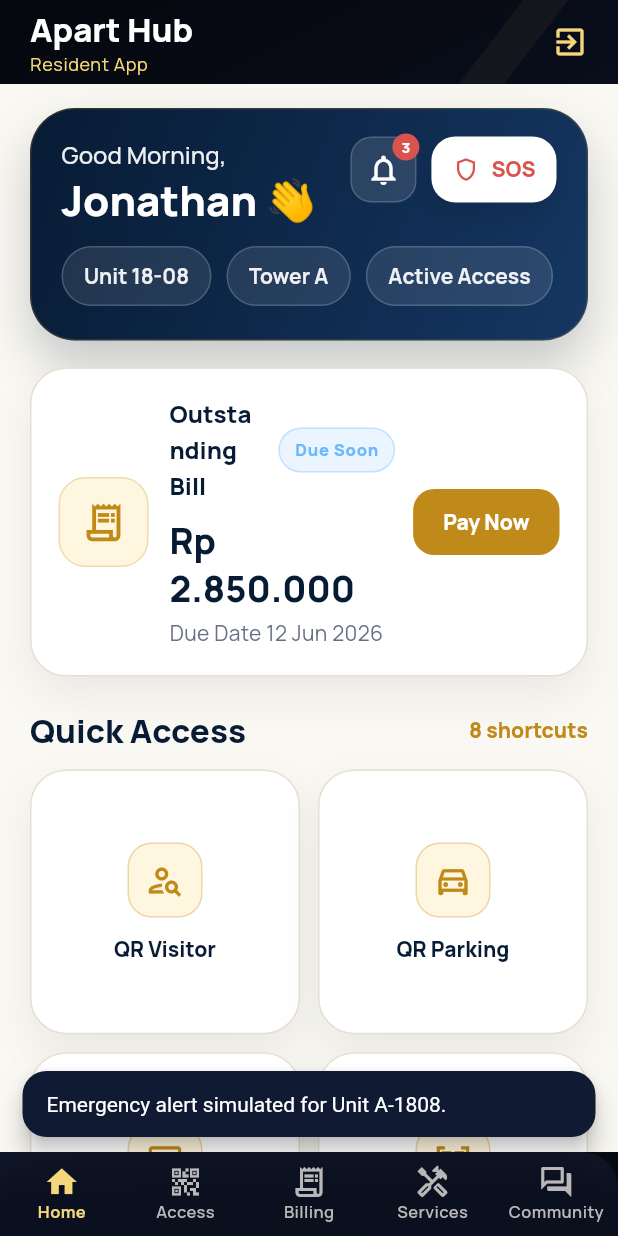
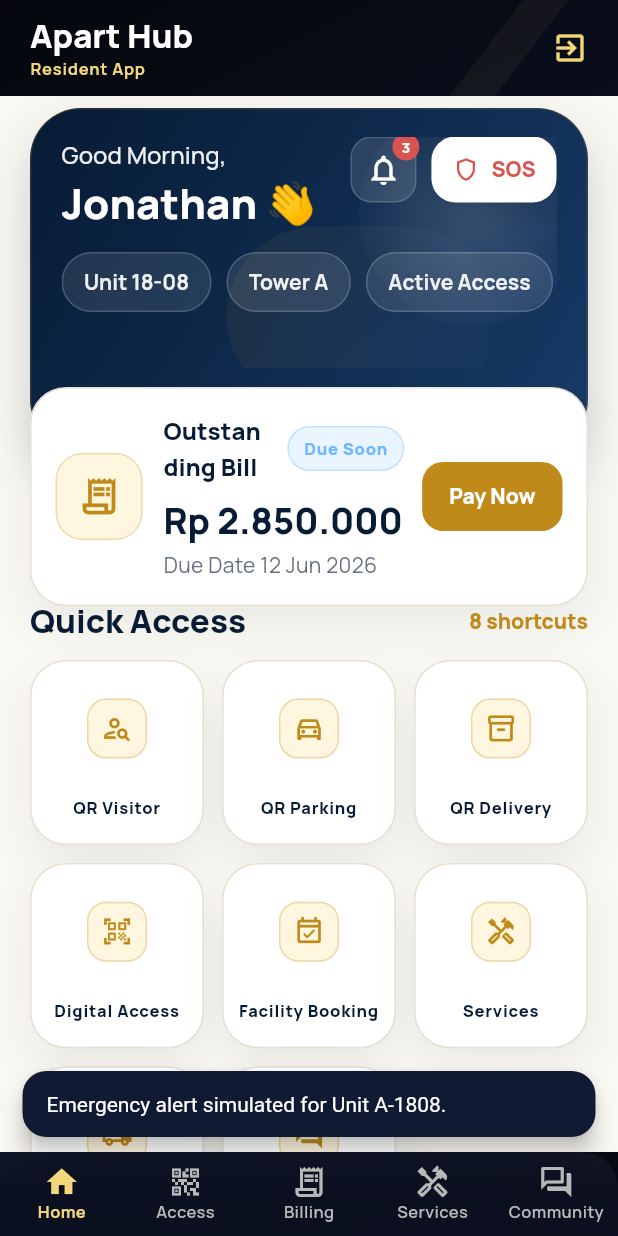
Before and after one commit to Deweeee99/apart-hub, a Flutter app: the ResidentShell screen opened by its route, after a tap on "SOS", on a phone screen of 412 x 824 dp. Run offline on Flutter 3.47's test engine with Material 3 defaults, Android fonts, the phone set to English and light mode, and no system bars; drawn by our look-alikes of flutter_animate; our stand-ins replace flutter_local_notifications, go_router, google_fonts, qr_flutter.

Commit message:
updated dashboard

```diff
--- a/lib/core/widgets/role_scaffold.dart
+++ b/lib/core/widgets/role_scaffold.dart
@@ -26,6 +26,7 @@ class RoleScaffold extends StatelessWidget {
     required this.items,
     required this.child,
     required this.roleLabel,
+    this.compactHeader = false,
   });
 
   final int currentIndex;
@@ -33,24 +34,36 @@ class RoleScaffold extends StatelessWidget {
   final List<RoleNavItem> items;
   final Widget child;
   final String roleLabel;
+  final bool compactHeader;
 
   @override
   Widget build(BuildContext context) {
+    final titleStyle = compactHeader
+        ? Theme.of(
+            context,
+          ).textTheme.titleLarge?.copyWith(fontWeight: FontWeight.w800)
+        : null;
+    final subtitleStyle = compactHeader
+        ? Theme.of(context).textTheme.labelSmall?.copyWith(
+            color: AppColors.softGold,
+            fontWeight: FontWeight.w700,
+          )
+        : Theme.of(
+            context,
+          ).textTheme.bodySmall?.copyWith(color: AppColors.softGold);
+
     return LuxuryBackground(
       child: Scaffold(
         backgroundColor: Colors.transparent,
         appBar: AppBar(
+          toolbarHeight: compactHeader ? 64 : null,
           titleSpacing: 20,
           title: Column(
+            mainAxisSize: MainAxisSize.min,
             crossAxisAlignment: CrossAxisAlignment.start,
             children: [
-              const Text('Apart Hub'),
-              Text(
-                roleLabel,
-                style: Theme.of(
-                  context,
-                ).textTheme.bodySmall?.copyWith(color: AppColors.softGold),
-              ),
+              Text('Apart Hub', style: titleStyle),
+              Text(roleLabel, style: subtitleStyle),
             ],
           ),
           actions: [
--- a/lib/features/resident/home/resident_home_page.dart
+++ b/lib/features/resident/home/resident_home_page.dart
@@ -18,7 +18,7 @@ final _date = DateFormat('d MMM yyyy', 'id_ID');
 
 const _homeBackground = Color(0xFFFAF8F2);
 const _homeNavy = Color(0xFF071B34);
-const _homeBlue = Color(0xFF153763);
+const _homeBlue = Color(0xFF173A67);
 const _homeGold = Color(0xFFC08A1A);
 const _homeSoftGold = Color(0xFFFFF6DF);
 const _homeMuted = Color(0xFF687184);
@@ -94,27 +94,24 @@ class ResidentDashboardPage extends StatelessWidget {
         color: _homeBackground,
         child: ListView(
           key: const ValueKey('resident-dashboard'),
-          padding: const EdgeInsets.fromLTRB(20, 16, 20, 28),
+          padding: const EdgeInsets.fromLTRB(20, 8, 20, 128),
           children: [
-            _HeroHeader(
+            _HeroBillStack(
               resident: resident,
-              onEmergency: showEmergency,
-            ).animate().fadeIn(duration: 420.ms).moveY(begin: 16, end: 0),
-            const SizedBox(height: 18),
-            _OutstandingBillCard(
               totalOutstanding: totalOutstanding,
               nearestDue: nearestDue,
+              onEmergency: showEmergency,
               onPayNow: () => onNavigate(2),
-            ),
-            const SizedBox(height: 22),
+            ).animate().fadeIn(duration: 420.ms).moveY(begin: 16, end: 0),
+            const SizedBox(height: 10),
             const _SectionTitle(
               title: 'Quick Access',
               actionLabel: '8 shortcuts',
             ),
             const SizedBox(height: 12),
             _AdaptiveGrid(
-              minTileWidth: 128,
-              childAspectRatio: 1.02,
+              minTileWidth: 92,
+              childAspectRatio: 0.94,
               children: [
                 _QuickAccessCard(
                   icon: Icons.person_search_outlined,
@@ -158,19 +155,19 @@ class ResidentDashboardPage extends StatelessWidget {
                 ),
               ],
             ),
-            const SizedBox(height: 22),
+            const SizedBox(height: 18),
             _SummaryStrip(
               residentStatus: resident.residencyStatus,
               accessStatus: resident.accessStatus,
               waitingPackages: waitingPackages,
               activeBillLabel: _currency.format(totalOutstanding),
             ),
-            const SizedBox(height: 22),
+            const SizedBox(height: 20),
             const _SectionTitle(title: "What's New", actionLabel: 'View All'),
             const SizedBox(height: 12),
             _AdaptiveGrid(
               minTileWidth: 156,
-              childAspectRatio: 0.82,
+              childAspectRatio: 0.86,
               children: [
                 _ActivityCard(
                   icon: Icons.event_available_outlined,
@@ -248,6 +245,48 @@ class ResidentDashboardPage extends StatelessWidget {
   }
 }
 
+class _HeroBillStack extends StatelessWidget {
+  const _HeroBillStack({
+    required this.resident,
+    required this.totalOutstanding,
+    required this.nearestDue,
+    required this.onEmergency,
+    required this.onPayNow,
+  });
+
+  final Resident resident;
+  final int totalOutstanding;
+  final Billing? nearestDue;
+  final VoidCallback onEmergency;
+  final VoidCallback onPayNow;
+
+  @override
+  Widget build(BuildContext context) {
+    return SizedBox(
+      height: 318,
+      child: Stack(
+        clipBehavior: Clip.none,
+        children: [
+          _HeroHeader(resident: resident, onEmergency: onEmergency),
+          Positioned(
+            left: 0,
+            right: 0,
+            bottom: 0,
+            child: Transform.translate(
+              offset: const Offset(0, 14),
+              child: _OutstandingBillCard(
+                totalOutstanding: totalOutstanding,
+                nearestDue: nearestDue,
+                onPayNow: onPayNow,
+              ),
+            ),
+          ),
+        ],
+      ),
+    );
+  }
+}
+
 class _HeroHeader extends StatelessWidget {
   const _HeroHeader({required this.resident, required this.onEmergency});
 
@@ -257,24 +296,61 @@ class _HeroHeader extends StatelessWidget {
   @override
   Widget build(BuildContext context) {
     return Container(
-      padding: const EdgeInsets.fromLTRB(20, 18, 20, 22),
+      height: 228,
+      padding: const EdgeInsets.fromLTRB(20, 18, 20, 54),
       decoration: BoxDecoration(
         gradient: const LinearGradient(
           colors: [_homeNavy, _homeBlue],
           begin: Alignment.topLeft,
           end: Alignment.bottomRight,
         ),
-        borderRadius: BorderRadius.circular(30),
-        border: Border.all(color: _homeGold.withValues(alpha: 0.20)),
+        borderRadius: BorderRadius.circular(34),
+        border: Border.all(color: _homeGold.withValues(alpha: 0.18)),
         boxShadow: [
           BoxShadow(
-            color: _homeNavy.withValues(alpha: 0.22),
+            color: _homeNavy.withValues(alpha: 0.20),
             blurRadius: 28,
             offset: const Offset(0, 16),
           ),
         ],
       ),
-      child: Column(
+      child: Stack(
+        children: [
+          Positioned(
+            top: -24,
+            right: -18,
+            child: Container(
+              width: 150,
+              height: 150,
+              decoration: BoxDecoration(
+                shape: BoxShape.circle,
+                gradient: RadialGradient(
+                  colors: [
+                    Colors.white.withValues(alpha: 0.16),
+                    Colors.white.withValues(alpha: 0.02),
+                  ],
+                ),
+              ),
+            ),
+          ),
+          Positioned(
+            bottom: -26,
+            left: 110,
+            child: Container(
+              width: 180,
+              height: 120,
+              decoration: BoxDecoration(
+                borderRadius: BorderRadius.circular(120),
+                gradient: LinearGradient(
+                  colors: [
+                    _homeGold.withValues(alpha: 0.08),
+                    Colors.white.withValues(alpha: 0.01),
+                  ],
+                ),
+              ),
+            ),
+          ),
+          Column(
             crossAxisAlignment: CrossAxisAlignment.start,
             children: [
               Row(
@@ -286,12 +362,13 @@ class _HeroHeader extends StatelessWidget {
                       children: [
                         Text(
                           'Good Morning,',
-                      style: Theme.of(context).textTheme.titleMedium?.copyWith(
+                          style: Theme.of(context).textTheme.titleMedium
+                              ?.copyWith(
                                 color: Colors.white.withValues(alpha: 0.92),
                                 fontWeight: FontWeight.w500,
                               ),
                         ),
-                    const SizedBox(height: 4),
+                        const SizedBox(height: 6),
                         Text(
                           '${resident.name.split(' ').first} 👋',
                           style: Theme.of(context).textTheme.headlineMedium
@@ -310,7 +387,7 @@ class _HeroHeader extends StatelessWidget {
                   _HeroEmergencyButton(onTap: onEmergency),
                 ],
               ),
-          const SizedBox(height: 16),
+              const SizedBox(height: 18),
               Wrap(
                 spacing: 10,
                 runSpacing: 10,
@@ -318,6 +395,8 @@ class _HeroHeader extends StatelessWidget {
                   _HeroBadge(text: 'Unit ${resident.unit.number}'),
                   _HeroBadge(text: resident.unit.tower),
                   _HeroBadge(text: '${resident.accessStatus} Access'),
+                ],
+              ),
             ],
           ),
         ],
@@ -345,13 +424,13 @@ class _OutstandingBillCard extends StatelessWidget {
     final badgeLabel = totalOutstanding > 0 ? 'Due Soon' : 'Paid';
 
     return WhitePremiumCard(
-      padding: const EdgeInsets.all(18),
+      padding: const EdgeInsets.all(16),
       child: Row(
         crossAxisAlignment: CrossAxisAlignment.center,
         children: [
           Container(
-            width: 60,
-            height: 60,
+            width: 58,
+            height: 58,
             decoration: BoxDecoration(
               color: _homeSoftGold,
               borderRadius: BorderRadius.circular(18),
@@ -360,7 +439,7 @@ class _OutstandingBillCard extends StatelessWidget {
             child: const Icon(
               Icons.receipt_long_outlined,
               color: _homeGold,
-              size: 30,
+              size: 29,
             ),
           ),
           const SizedBox(width: 14),
@@ -387,6 +466,8 @@ class _OutstandingBillCard extends StatelessWidget {
                 const SizedBox(height: 8),
                 Text(
                   _currency.format(totalOutstanding),
+                  maxLines: 1,
+                  overflow: TextOverflow.ellipsis,
                   style: Theme.of(context).textTheme.headlineSmall?.copyWith(
                     color: _homeNavy,
                     fontWeight: FontWeight.w900,
@@ -404,13 +485,13 @@ class _OutstandingBillCard extends StatelessWidget {
           ),
           const SizedBox(width: 12),
           SizedBox(
-            height: 44,
+            height: 46,
             child: ElevatedButton(
               onPressed: onPayNow,
               style: ElevatedButton.styleFrom(
                 backgroundColor: _homeGold,
                 foregroundColor: Colors.white,
-                padding: const EdgeInsets.symmetric(horizontal: 20),
+                padding: const EdgeInsets.symmetric(horizontal: 18),
                 elevation: 0,
                 shape: RoundedRectangleBorder(
                   borderRadius: BorderRadius.circular(14),
@@ -508,22 +589,29 @@ class _QuickAccessCard extends StatelessWidget {
   @override
   Widget build(BuildContext context) {
     return WhitePremiumCard(
-      padding: const EdgeInsets.symmetric(horizontal: 12, vertical: 16),
+      padding: const EdgeInsets.symmetric(horizontal: 6, vertical: 10),
       onTap: onTap,
       child: Column(
         mainAxisAlignment: MainAxisAlignment.center,
         children: [
-          _GoldIcon(icon: icon, size: 50),
-          const SizedBox(height: 12),
-          Text(
+          Expanded(
+            child: Center(child: _GoldIcon(icon: icon, size: 40)),
+          ),
+          const SizedBox(height: 4),
+          SizedBox(
+            height: 28,
+            child: Center(
+              child: Text(
                 title,
                 maxLines: 2,
                 overflow: TextOverflow.ellipsis,
                 textAlign: TextAlign.center,
-            style: Theme.of(context).textTheme.labelLarge?.copyWith(
+                style: Theme.of(context).textTheme.labelSmall?.copyWith(
                   color: _homeNavy,
                   fontWeight: FontWeight.w800,
-              height: 1.2,
+                  height: 1.16,
+                ),
+              ),
             ),
           ),
         ],
@@ -548,27 +636,15 @@ class _SummaryStrip extends StatelessWidget {
   @override
   Widget build(BuildContext context) {
     return WhitePremiumCard(
-      padding: const EdgeInsets.symmetric(horizontal: 16, vertical: 14),
-      child: Row(
+      padding: const EdgeInsets.symmetric(horizontal: 14, vertical: 14),
+      child: Wrap(
+        spacing: 12,
+        runSpacing: 12,
         children: [
-          Expanded(
-            child: _SummaryItem(label: 'Resident', value: residentStatus),
-          ),
-          _DividerLine(),
-          Expanded(
-            child: _SummaryItem(label: 'Access', value: accessStatus),
-          ),
-          _DividerLine(),
-          Expanded(
-            child: _SummaryItem(
-              label: 'Packages',
-              value: '$waitingPackages Waiting',
-            ),
-          ),
-          _DividerLine(),
-          Expanded(
-            child: _SummaryItem(label: 'Active Bill', value: activeBillLabel),
-          ),
+          _SummaryItem(label: 'Resident', value: residentStatus),
+          _SummaryItem(label: 'Access', value: accessStatus),
+          _SummaryItem(label: 'Packages', value: '$waitingPackages Waiting'),
+          _SummaryItem(label: 'Active Bill', value: activeBillLabel),
         ],
       ),
     );
@@ -583,8 +659,14 @@ class _SummaryItem extends StatelessWidget {
 
   @override
   Widget build(BuildContext context) {
-    return Padding(
-      padding: const EdgeInsets.symmetric(horizontal: 4),
+    return Container(
+      constraints: const BoxConstraints(minWidth: 120),
+      padding: const EdgeInsets.symmetric(horizontal: 12, vertical: 10),
+      decoration: BoxDecoration(
+        color: const Color(0xFFFFFCF7),
+        borderRadius: BorderRadius.circular(16),
+        border: Border.all(color: _homeLine),
+      ),
       child: Column(
         crossAxisAlignment: CrossAxisAlignment.start,
         children: [
@@ -610,18 +692,6 @@ class _SummaryItem extends StatelessWidget {
           ),
         ],
       ),
-    );
-  }
-}
-
-class _DividerLine extends StatelessWidget {
-  @override
-  Widget build(BuildContext context) {
-    return Container(
-      width: 1,
-      height: 38,
-      color: _homeLine,
-      margin: const EdgeInsets.symmetric(horizontal: 6),
     );
   }
 }
--- a/lib/features/resident/resident_shell.dart
+++ b/lib/features/resident/resident_shell.dart
@@ -37,6 +37,7 @@ class _ResidentShellState extends State<ResidentShell> {
       currentIndex: _index,
       onIndexChanged: (value) => setState(() => _index = value),
       roleLabel: 'Resident App',
+      compactHeader: _index == 0,
       items: const [
         RoleNavItem(
           label: 'Home',
```
Lines whose indentation alone changed are shown as unchanged.
